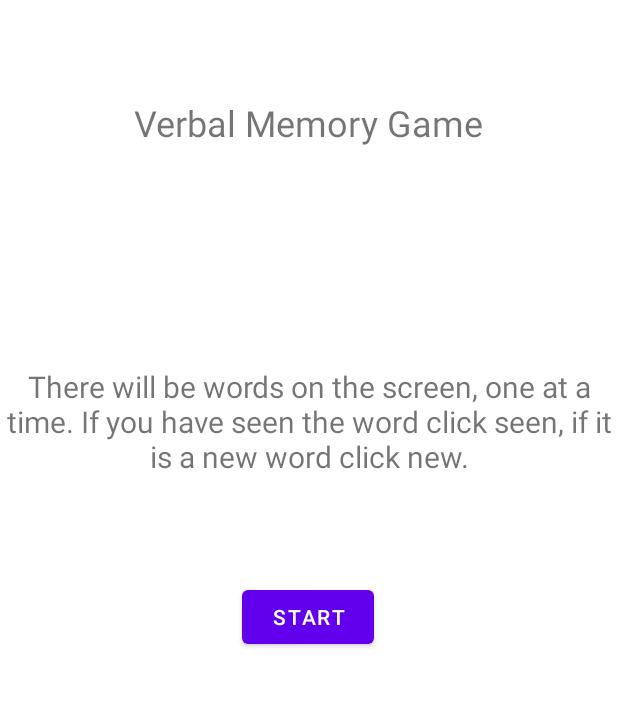
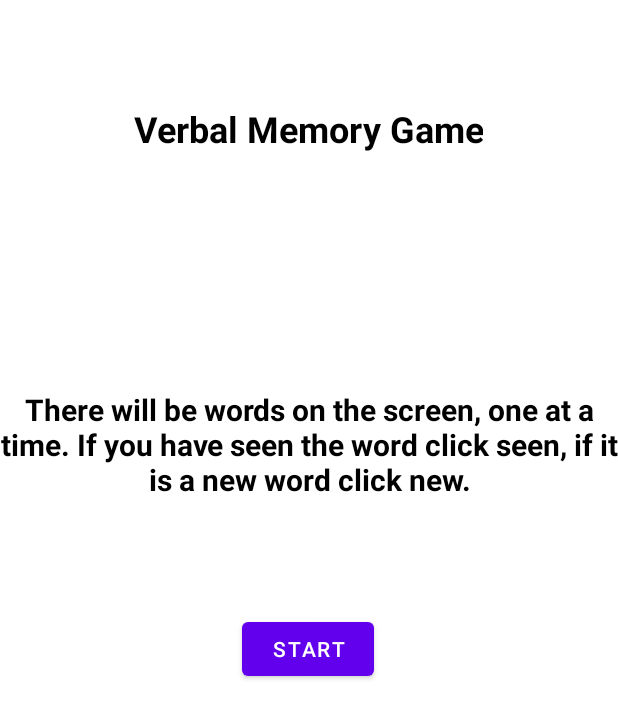
Before and after one commit to sunnayterzi/reHeimer, an Android app: the VerbalMemoryActivity screen opened directly, with no data from a screen before it, on a phone screen of 412 x 824 dp. Shown: the top 718 px of the screen. Run offline under Robolectric (Android 15) with nearby library versions, the phone set to English and light mode, and no system bars.

Commit message:
fixed game over scene in verbal memory

```diff
--- a/app/src/main/res/layout/activity_verbal_memory.xml
+++ b/app/src/main/res/layout/activity_verbal_memory.xml
@@ -16,7 +16,7 @@
         app:layout_constraintHorizontal_bias="0.498"
         app:layout_constraintStart_toStartOf="parent"
         app:layout_constraintTop_toTopOf="parent"
-        app:layout_constraintVertical_bias="0.499" />
+        app:layout_constraintVertical_bias="0.527" />
 
     <Button
         android:id="@+id/seenWordBtn"
@@ -46,6 +46,7 @@
         android:id="@+id/showWord"
         android:layout_width="wrap_content"
         android:layout_height="wrap_content"
+        android:textColor="#000000"
         android:textSize="28sp"
         app:layout_constraintBottom_toTopOf="@+id/button"
         app:layout_constraintEnd_toEndOf="parent"
@@ -58,6 +59,7 @@
         android:id="@+id/livesText"
         android:layout_width="wrap_content"
         android:layout_height="wrap_content"
+        android:textColor="#000000"
         android:textSize="20sp"
         app:layout_constraintBottom_toTopOf="@+id/showWord"
         app:layout_constraintEnd_toEndOf="parent"
@@ -70,24 +72,11 @@
         android:id="@+id/pointsText"
         android:layout_width="wrap_content"
         android:layout_height="wrap_content"
+        android:textColor="#000000"
         android:textSize="20sp"
         app:layout_constraintBottom_toTopOf="@+id/showWord"
         app:layout_constraintEnd_toEndOf="parent"
         app:layout_constraintHorizontal_bias="0.759"
-        app:layout_constraintStart_toStartOf="parent"
-        app:layout_constraintTop_toTopOf="parent"
-        app:layout_constraintVertical_bias="0.808" />
-
-    <TextView
-        android:id="@+id/gameOverText"
-        android:layout_width="wrap_content"
-        android:layout_height="wrap_content"
-        android:maxWidth="400px"
-        android:textAlignment="center"
-        android:textSize="24sp"
-        app:layout_constraintBottom_toTopOf="@+id/showWord"
-        app:layout_constraintEnd_toEndOf="parent"
-        app:layout_constraintHorizontal_bias="0.498"
         app:layout_constraintStart_toStartOf="parent"
         app:layout_constraintTop_toTopOf="parent"
         app:layout_constraintVertical_bias="0.808" />
@@ -99,9 +88,10 @@
         android:text="@string/cancel"
         app:layout_constraintBottom_toBottomOf="parent"
         app:layout_constraintEnd_toEndOf="parent"
+        app:layout_constraintHorizontal_bias="0.49"
         app:layout_constraintStart_toStartOf="parent"
         app:layout_constraintTop_toBottomOf="@+id/button"
-        app:layout_constraintVertical_bias="0.102" />
+        app:layout_constraintVertical_bias="0.141" />
 
     <TextView
         android:id="@+id/gameInfoText"
@@ -109,7 +99,9 @@
         android:layout_height="wrap_content"
         android:maxWidth="500px"
         android:textAlignment="center"
+        android:textColor="#000000"
         android:textSize="24sp"
+        android:textStyle="bold"
         app:layout_constraintBottom_toTopOf="@+id/button"
         app:layout_constraintEnd_toEndOf="parent"
         app:layout_constraintHorizontal_bias="0.498"
@@ -123,7 +115,9 @@
         android:layout_height="wrap_content"
         android:maxWidth="700px"
         android:textAlignment="center"
+        android:textColor="#000000"
         android:textSize="20sp"
+        android:textStyle="bold"
         app:layout_constraintBottom_toTopOf="@+id/button"
         app:layout_constraintEnd_toEndOf="parent"
         app:layout_constraintHorizontal_bias="0.498"
--- a/app/src/main/res/values/strings.xml
+++ b/app/src/main/res/values/strings.xml
@@ -14,9 +14,10 @@
     <string name="new_">new</string>
     <string name="points_text">Points: %1$d</string>
     <string name="lives_text">Lives: %1$d</string>
-    <string name="game_over_text">Game Over! You earned %1$d points!</string>
+    <string name="game_over_text">You earned %1$d points!</string>
     <string name="cancel_verbal">cancel</string>
     <string name="game_info">Verbal Memory Game</string>
     <string name="game_info_context">There will be words on the screen, one at a time. If you have seen the word click seen,
      if it is a new word click new.</string>
+    <string name="game_over">GAME OVER</string>
 </resources>
```
Also changed, not shown: app/src/main/java/com/example/reheimer2/VerbalMemoryActivity.java (+44 -10 lines), app/src/main/res/layout/verbal_game_over.xml (added, +54 -0 lines).
